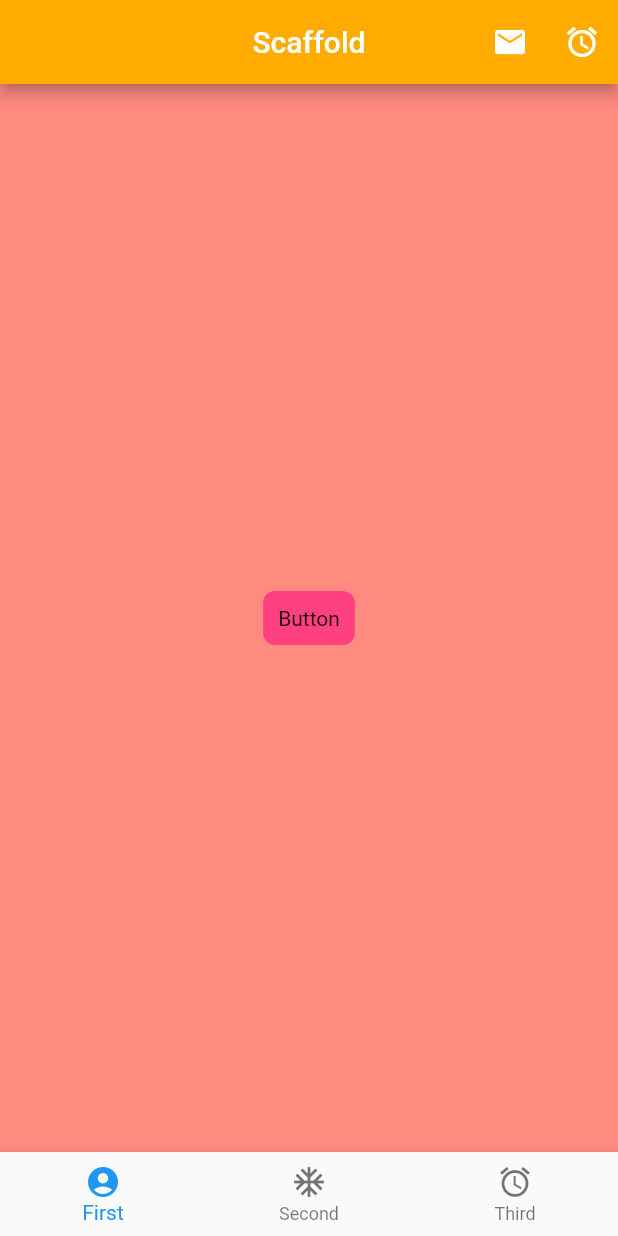
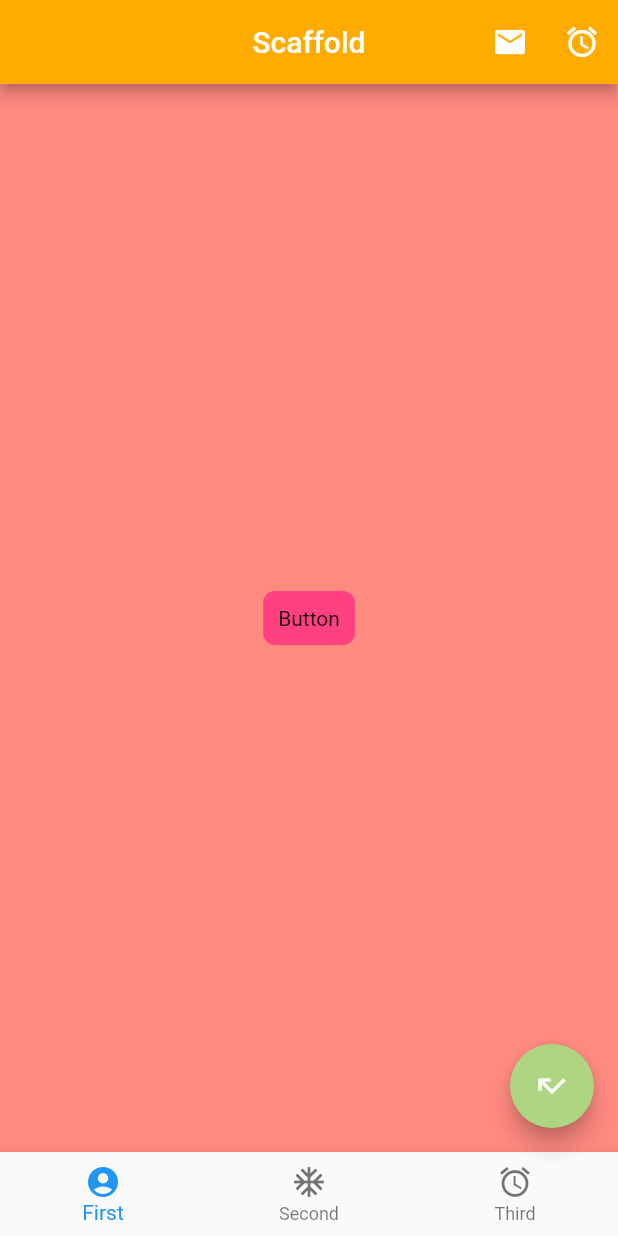
Before and after one commit to UbuhingaVizion/turabe_fluter, a Flutter app: the screen it shows after launch, on a phone screen of 412 x 824 dp. Run offline on Flutter 3.47's test engine with Material 2 defaults, Android fonts, the phone set to English and light mode, and no system bars.

Commit message:
Added action buttons

```diff
--- a/lib/ui/home.dart
+++ b/lib/ui/home.dart
@@ -18,6 +18,11 @@ class ScaffoldExample extends StatelessWidget {
               onPressed: () => debugPrint("Email printed")),
           IconButton(icon: Icon(Icons.access_alarm), onPressed: _tapButton)
         ],
+      ),
+      floatingActionButton: FloatingActionButton(
+        backgroundColor: Colors.lightGreen.shade300,
+        child: Icon(Icons.call_missed),
+        onPressed: () => debugPrint("Floating button"),
       ),
       bottomNavigationBar: BottomNavigationBar(
         items: [
```
